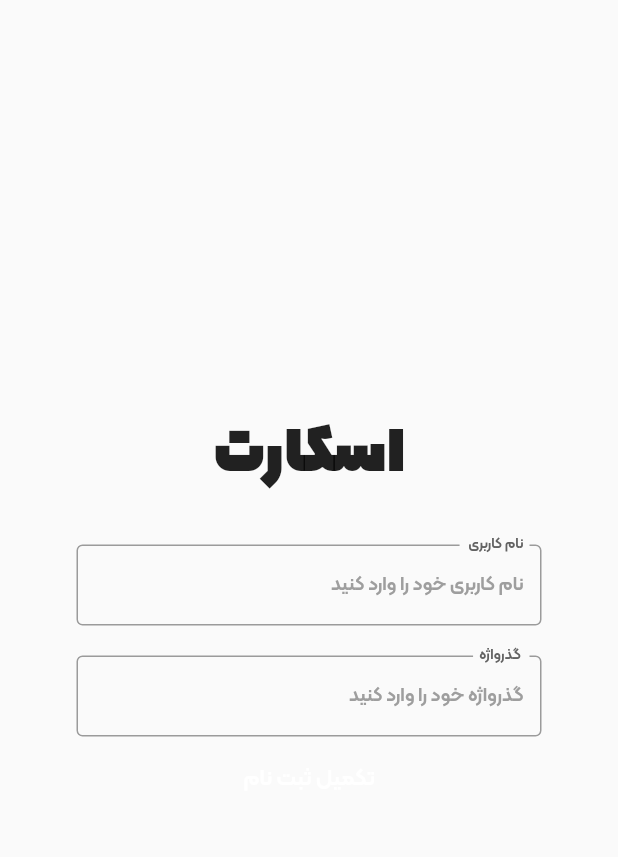
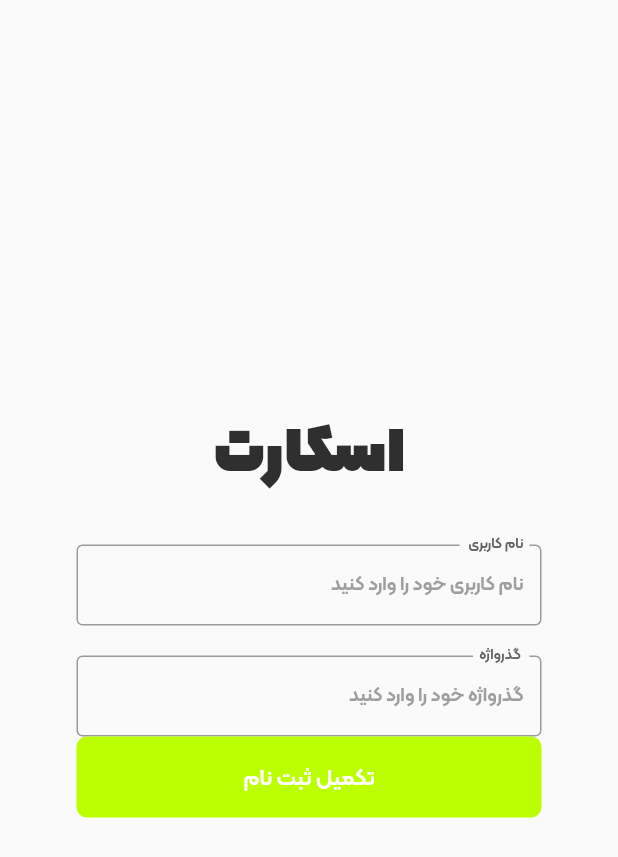
Before and after one commit to Taha-sabiri/scardFlutterApp, a Flutter app: the screen it shows after launch, on a phone screen of 412 x 824 dp. Shown: the top 857 px of the screen. Run offline on Flutter 3.47's test engine with Material 2 defaults, Android fonts, the phone set to English and light mode, and no system bars; our stand-ins replace flutter_spinkit.

Commit message:
sec commit

```diff
--- /dev/null
+++ b/lib/constant/color.dart
@@ -0,0 +1,7 @@
+import 'package:flutter/material.dart';
+
+class MyColor {
+  static const Color green = Color.fromRGBO(187, 255, 0, 1);
+  static const Color backgroundDa = Color.fromRGBO(0, 0, 0, 1);
+  static const Color grey = Color.fromARGB(255, 47, 47, 47);
+}
--- /dev/null
+++ b/lib/var.dart
@@ -0,0 +1,6 @@
+class Variabel {
+  final String name = '';
+  final String id = '';
+  final String cardNum = '';
+  final String password = '';
+}
```
Also changed, not shown: lib/view/splash_screen.dart (+4 -5 lines).
